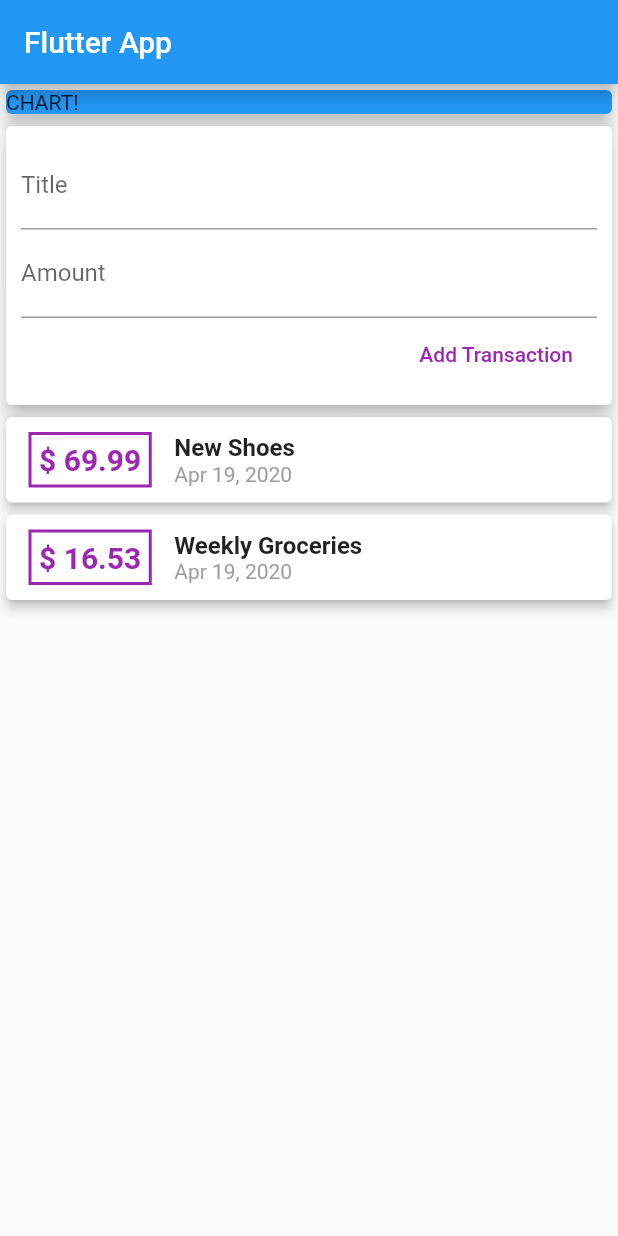
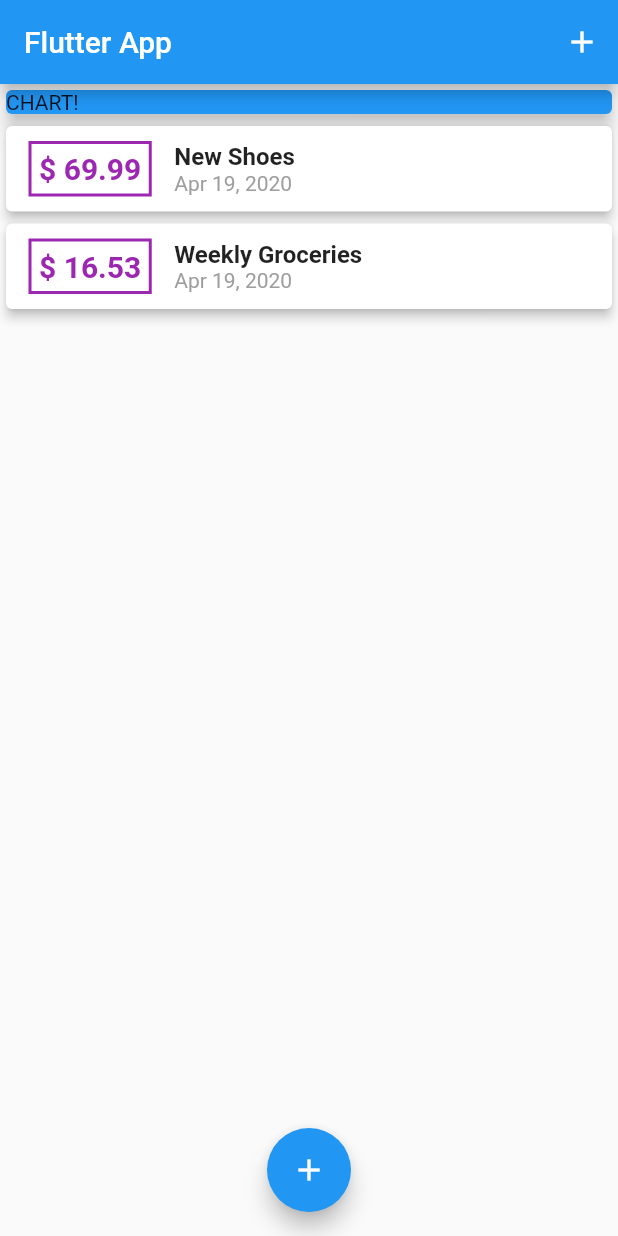
Before and after one commit to Qodify/flutter_app, a Flutter app: the screen it shows after launch, on a phone screen of 412 x 824 dp. Run offline on Flutter 3.47's test engine with Material 2 defaults, Android fonts, the phone set to English and light mode, and no system bars.

Commit message:
added floatingbtn

```diff
--- a/lib/main.dart
+++ b/lib/main.dart
@@ -1,7 +1,8 @@
 import 'package:flutter/material.dart';
-import 'package:flutter_complete_guide/models/transaction.dart';
 
-import './widgets/user_transactions.dart';
+import './widgets/transaction_list.dart';
+import './models/transaction.dart';
+import './widgets/new_transaction.dart';
 
 void main() => runApp(MyApp());
 
@@ -15,18 +16,65 @@ class MyApp extends StatelessWidget {
   }
 }
 
-class MyHomePage extends StatelessWidget {
-  final titleController = TextEditingController();
-  final amountController = TextEditingController();
+class MyHomePage extends StatefulWidget {
+  @override
+  _MyHomePageState createState() => _MyHomePageState();
+}
+
+class _MyHomePageState extends State<MyHomePage> {
+  final List<Transaction> _userTransactions = [
+    Transaction(
+      id: 't1',
+      title: 'New Shoes',
+      amount: 69.99,
+      date: DateTime.now(),
+    ),
+    Transaction(
+      id: 't2',
+      title: 'Weekly Groceries',
+      amount: 16.53,
+      date: DateTime.now(),
+    ),
+  ];
+
+  void _addNewTransaction(String txTitle, double txAmount) {
+    final newTx = Transaction(
+        title: txTitle,
+        amount: txAmount,
+        date: DateTime.now(),
+        id: DateTime.now().toString());
+
+    setState(() {
+      _userTransactions.add(newTx);
+    });
+  }
+
+  void _startAddNewTransaction(BuildContext ctx) {
+    showModalBottomSheet(
+        context: ctx,
+        builder: (_) {
+          return GestureDetector(
+            // onTap: () {},
+            child: NewTransaction(_addNewTransaction),
+            // behavior: HitTestBehavior.opaque,
+          );
+        });
+  }
 
   @override
   Widget build(BuildContext context) {
     return Scaffold(
       appBar: AppBar(
         title: Text('Flutter App'),
+        actions: <Widget>[
+          IconButton(
+            icon: Icon(Icons.add),
+            onPressed: () => _startAddNewTransaction(context),
+          )
+        ],
       ),
       body: SingleChildScrollView(
-              child: Column(
+        child: Column(
           children: <Widget>[
             Container(
               width: double.infinity,
@@ -36,9 +84,14 @@ class MyHomePage extends StatelessWidget {
                 elevation: 5,
               ),
             ),
-            UserTransactions(),
+            TransactionList(_userTransactions),
           ],
         ),
+      ),
+      floatingActionButtonLocation: FloatingActionButtonLocation.centerFloat,
+      floatingActionButton: FloatingActionButton(
+        child: Icon(Icons.add),
+        onPressed: () => _startAddNewTransaction(context),
       ),
     );
   }
```
Also changed, not shown: lib/widgets/transaction_list.dart (+9 -4 lines), lib/widgets/user_transactions.dart (+0 -11 lines).
